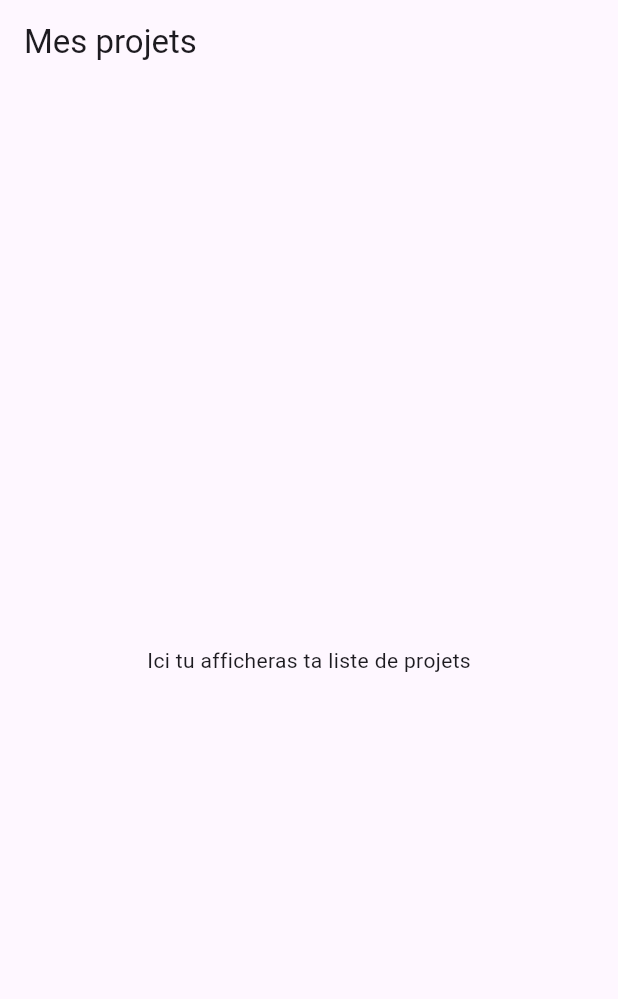
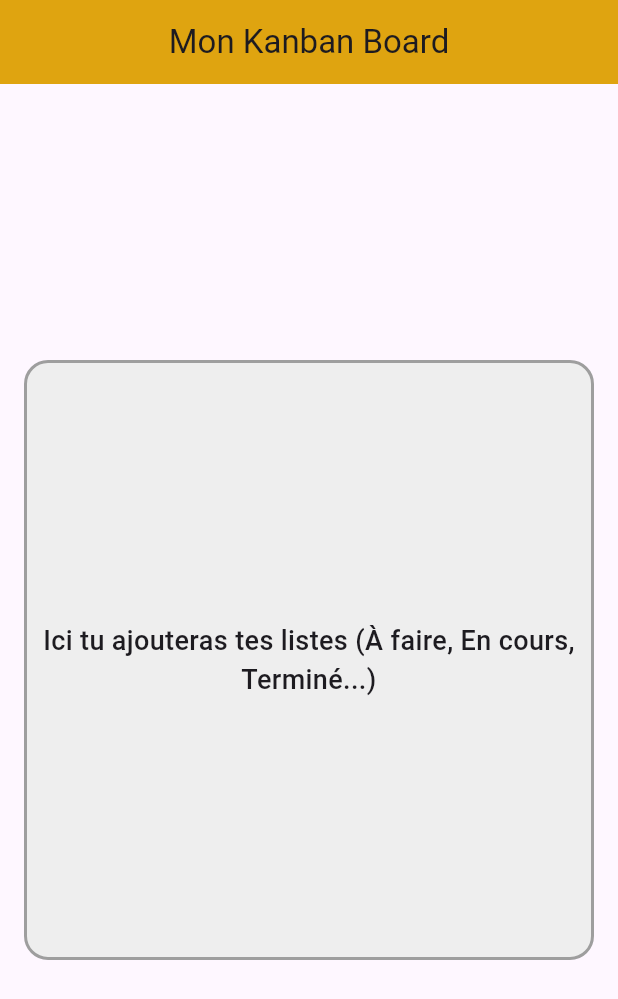
Before and after one commit to kader451/KanBanBoardFlutter, a Flutter app: the screen it shows after launch, on a phone screen of 412 x 824 dp. Shown: the top 999 px of the screen. Run offline on Flutter 3.47's test engine with Material 3 defaults, Android fonts, the light colour scheme and no system bars.

Commit message:
squellette de la page principal

```diff
--- a/lib/main.dart
+++ b/lib/main.dart
@@ -1,4 +1,7 @@
+// lib/main.dart
 import 'package:flutter/material.dart';
+// 🔽 importe directement ta page principale (Kanban ou autre)
+import 'view/kanban_page.dart';
 
 void main() {
   runApp(const MyApp());
@@ -16,23 +19,9 @@ class MyApp extends StatelessWidget {
         colorScheme: ColorScheme.fromSeed(seedColor: Colors.deepPurple),
         useMaterial3: true,
       ),
-      home: const MainNavigation(),
+
+      // 🔽 On démarre directement sur UNE page
+      home: const KanbanPage(),
     );
   }
 }
-
-class MainNavigation extends StatelessWidget {
-  const MainNavigation({super.key});
-
-  @override
-  Widget build(BuildContext context) {
-    return Scaffold(
-      appBar: AppBar(
-        title: const Text('Mes projets'),
-      ),
-      body: const Center(
-        child: Text('Ici tu afficheras ta liste de projets'),
-      ),
-    );
-  }
-}
--- a/lib/models/projets.dart
+++ b/lib/models/projets.dart
@@ -11,7 +11,6 @@ class Project {
     this.isArchived = false,
   });
 
-  // Factory pour créer un Project depuis du JSON
   factory Project.fromJson(Map<String, dynamic> json) {
     return Project(
       id: json['id'] as int,
--- a/lib/models/taches.dart
+++ b/lib/models/taches.dart
@@ -2,24 +2,20 @@ class Task {
   final int id;
   final String title;
   final String? description;
-  final int projectId;
-  final String status; // "todo", "doing", "done"
+  final String status;
 
   Task({
     required this.id,
     required this.title,
     this.description,
-    required this.projectId,
     required this.status,
   });
 
-  // Factory pour créer une Task depuis du JSON
   factory Task.fromJson(Map<String, dynamic> json) {
     return Task(
       id: json['id'] as int,
       title: json['title'] as String,
       description: json['description'] as String?,
-      projectId: json['projectId'] as int,
       status: json['status'] as String,
     );
   }
--- a/lib/view/kanban_page.dart
+++ b/lib/view/kanban_page.dart
@@ -0,0 +1,54 @@
+import 'package:flutter/material.dart';
+
+// Ceci sera ta page principale du Kanban
+class KanbanPage extends StatelessWidget {
+  const KanbanPage({super.key});
+
+  @override
+  Widget build(BuildContext context) {
+    return Scaffold(
+      // La barre du haut avec le titre
+      appBar: AppBar(
+        backgroundColor: const Color.fromARGB(255, 223, 164, 16),
+        title: const Text("Mon Kanban Board"),
+        centerTitle: true, // centre le texte dans l'AppBar
+      ),
+
+      // Le corps de la page
+      body: Padding(
+        padding: const EdgeInsets.all(16.0), // un peu d'espace autour
+        child: Center(
+          // Le grand rectangle où on mettra les listes plus tard
+          child: Container(
+            // Occupe toute la largeur dispo
+            width: double.infinity,
+            // Hauteur fixe pour bien voir le rectangle (tu peux ajuster)
+            height: 400,
+
+            // Style du rectangle
+            decoration: BoxDecoration(
+              color: Colors.grey.shade200, // fond gris clair
+              borderRadius: BorderRadius.circular(16), // bords arrondis
+              border: Border.all(
+                color: Colors.grey, // contour gris
+                width: 2,
+              ),
+            ),
+
+            // Contenu intérieur du rectangle
+            child: const Center(
+              child: Text(
+                "Ici tu ajouteras tes listes (À faire, En cours, Terminé...)",
+                textAlign: TextAlign.center,
+                style: TextStyle(
+                  fontSize: 18,
+                  fontWeight: FontWeight.w500,
+                ),
+              ),
+            ),
+          ),
+        ),
+      ),
+    );
+  }
+}
--- a/lib/view/main_navigation.dart
+++ /dev/null
@@ -1,99 +0,0 @@
-import 'package:flutter/material.dart';
-import 'kanban_page.dart';
-import 'projects_page.dart';
-import 'archived_projects_page.dart';
-
-class MainNavigation extends StatefulWidget {
-  const MainNavigation({super.key});
-
-  @override
-  State<MainNavigation> createState() => _MainNavigationState();
-}
-
-class _MainNavigationState extends State<MainNavigation> {
-
-  // Index de l’onglet sélectionné
-  int _selectedIndex = 0;
-
-  // Liste des pages correspondant aux onglets
-  final List<Widget> _pages = const [
-    KanbanPage(),          // Index 0 → Kanban
-    ProjectsPage(),        // Index 1 → Liste des projets
-    ArchivedProjectsPage() // Index 2 → Projets archivés
-  ];
-
-  @override
-  Widget build(BuildContext context) {
-    return Scaffold(
-      // Barre du haut
-      appBar: AppBar(
-        // Titre dynamique selon l'onglet actuel
-        title: Text(
-          switch (_selectedIndex) {
-            0 => "Kanban Board",
-            1 => "Projets",
-            2 => "Archives",
-            _ => "Kanban Board",
-          },
-        ),
-
-        actions: [
-          // Bouton pour AFFICHER les archives
-          // --> ce n'est PAS pour archiver
-          IconButton(
-            icon: const Icon(Icons.archive),
-            tooltip: "Voir les projets archivés",
-            onPressed: () {
-              setState(() {
-                _selectedIndex = 2; // Ouvrir l’onglet "Archives"
-              });
-            },
-          ),
-        ],
-      ),
-
-      // Corps de la page correspondant à l’onglet
-      body: _pages[_selectedIndex],
-
-      // Le bouton "+" n'apparaît que sur la page "Projets"
-      floatingActionButton: _selectedIndex == 1
-          ? FloatingActionButton(
-              onPressed: () {
-                // Logique pour créer un projet
-                debugPrint("Créer un nouveau projet");
-              },
-              child: const Icon(Icons.add),
-            )
-          : null,
-
-      // Barre de navigation du bas
-      bottomNavigationBar: BottomNavigationBar(
-        currentIndex: _selectedIndex,        // Onglet actif
-        selectedItemColor: Colors.orange,
-        unselectedItemColor: Colors.grey,
-
-        // Changement d’onglet quand on clique
-        onTap: (index) {
-          setState(() {
-            _selectedIndex = index;
-          });
-        },
-
-        items: const [
-          BottomNavigationBarItem(
-            icon: Icon(Icons.view_kanban),
-            label: "Kanban",
-          ),
-          BottomNavigationBarItem(
-            icon: Icon(Icons.folder),
-            label: "Projets",
-          ),
-          BottomNavigationBarItem(
-            icon: Icon(Icons.archive_outlined),
-            label: "Archives",
-          ),
-        ],
-      ),
-    );
-  }
-}
```
Also changed, not shown: lib/view/archived_projects_page.dart (added), lib/view/projects_page.dart (added).
